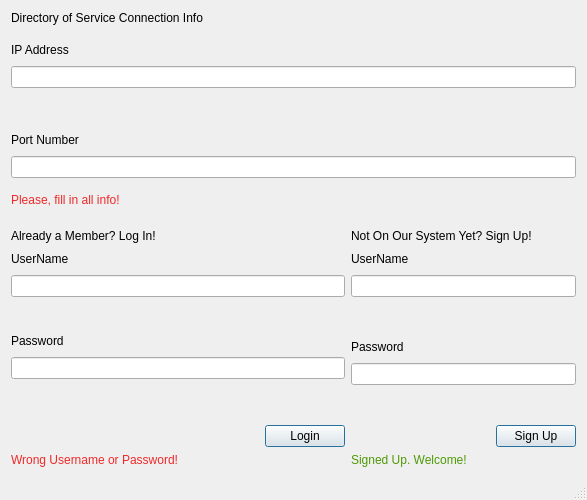
hassan-kandil/DistImage, file mainwindow.ui: the form before one commit.
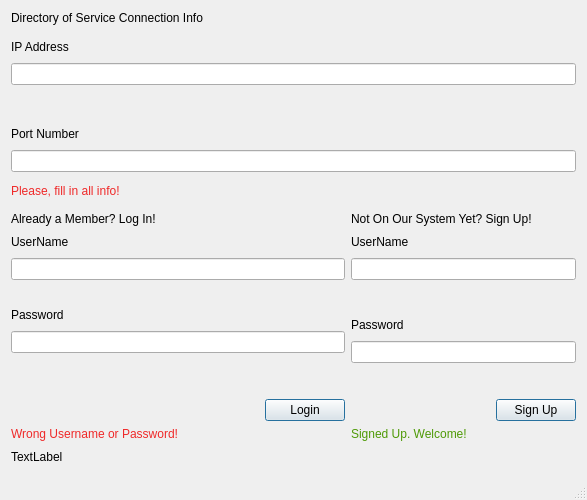
The form after the commit.

Commit message: Time and layout

```diff
--- a/mainwindow.ui
+++ b/mainwindow.ui
@@ -400,6 +400,30 @@
       </item>
      </layout>
     </item>
+    <item>
+     <layout class="QHBoxLayout" name="horizontalLayout_7">
+      <item>
+       <widget class="QLabel" name="lbl_time">
+        <property name="text">
+         <string>TextLabel</string>
+        </property>
+       </widget>
+      </item>
+      <item>
+       <spacer name="horizontalSpacer_6">
+        <property name="orientation">
+         <enum>Qt::Horizontal</enum>
+        </property>
+        <property name="sizeHint" stdset="0">
+         <size>
+          <width>40</width>
+          <height>20</height>
+         </size>
+        </property>
+       </spacer>
+      </item>
+     </layout>
+    </item>
    </layout>
   </widget>
   <widget class="QStatusBar" name="statusBar"/>
```
The commit also changes 52 other files.
